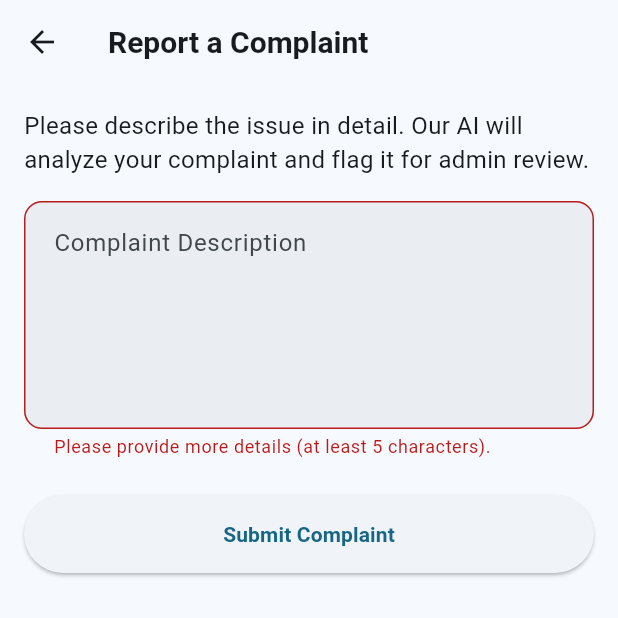
After one commit to NemetronStrike/COOPSERVE, a Flutter app: the ComplaintCreateScreen screen opened by its route, after a tap on "Submit Complaint", on a phone screen of 412 x 824 dp, the top half of it. The commit adds this screen. Run offline on Flutter 3.47's test engine with Material 3 defaults, Android fonts, the phone set to English and light mode, and no system bars; our stand-ins replace shared_preferences; accounts and stored records are empty; network calls fail.

Commit message:
Implement Gemini-assisted complaint classification

```diff
--- a/mobile/lib/features/admin/admin_screen.dart
+++ b/mobile/lib/features/admin/admin_screen.dart
@@ -114,6 +114,18 @@ class _AdminScreenState extends State<AdminScreen> {
             ],
           ),
         ),
+        const SizedBox(height: AppSpacing.sm),
+        AppCardOutlined(
+          onTap: () => Navigator.pushNamed(context, '/admin/complaints'),
+          child: const Row(
+            children: [
+              Icon(Icons.report_problem_rounded),
+              SizedBox(width: AppSpacing.md),
+              Expanded(child: Text('Complaints Review')),
+              Icon(Icons.chevron_right_rounded),
+            ],
+          ),
+        ),
       ],
     );
   }
--- /dev/null
+++ b/mobile/lib/features/customer/complaint_create_screen.dart
@@ -0,0 +1,173 @@
+import 'package:flutter/material.dart';
+import '../../models/complaint_models.dart';
+import '../../services/complaint_service.dart';
+
+class ComplaintCreateScreen extends StatefulWidget {
+  final int? bookingId;
+  const ComplaintCreateScreen({super.key, this.bookingId});
+
+  @override
+  State<ComplaintCreateScreen> createState() => _ComplaintCreateScreenState();
+}
+
+class _ComplaintCreateScreenState extends State<ComplaintCreateScreen> {
+  final _formKey = GlobalKey<FormState>();
+  final _descriptionController = TextEditingController();
+  final _complaintService = ComplaintService();
+  bool _isLoading = false;
+  Complaint? _result;
+  String? _error;
+
+  Future<void> _submit() async {
+    if (!_formKey.currentState!.validate()) return;
+
+    setState(() {
+      _isLoading = true;
+      _error = null;
+      _result = null;
+    });
+
+    try {
+      final complaint = await _complaintService.createComplaint(
+        _descriptionController.text.trim(),
+        bookingId: widget.bookingId,
+      );
+      setState(() {
+        _result = complaint;
+      });
+    } catch (e) {
+      setState(() {
+        _error = e.toString();
+      });
+    } finally {
+      setState(() {
+        _isLoading = false;
+      });
+    }
+  }
+
+  @override
+  Widget build(BuildContext context) {
+    return Scaffold(
+      appBar: AppBar(title: const Text('Report a Complaint')),
+      body: SingleChildScrollView(
+        padding: const EdgeInsets.all(16.0),
+        child: Column(
+          crossAxisAlignment: CrossAxisAlignment.stretch,
+          children: [
+            if (_result != null)
+              _buildSuccessResult()
+            else ...[
+              const Text(
+                'Please describe the issue in detail. Our AI will analyze your complaint and flag it for admin review.',
+                style: TextStyle(fontSize: 16),
+              ),
+              const SizedBox(height: 16),
+              Form(
+                key: _formKey,
+                child: TextFormField(
+                  controller: _descriptionController,
+                  maxLines: 5,
+                  decoration: const InputDecoration(
+                    labelText: 'Complaint Description',
+                    border: OutlineInputBorder(),
+                    alignLabelWithHint: true,
+                  ),
+                  validator: (value) {
+                    if (value == null || value.trim().length < 5) {
+                      return 'Please provide more details (at least 5 characters).';
+                    }
+                    return null;
+                  },
+                ),
+              ),
+              const SizedBox(height: 24),
+              if (_error != null)
+                Padding(
+                  padding: const EdgeInsets.only(bottom: 16.0),
+                  child: Text(
+                    _error!,
+                    style: TextStyle(color: Theme.of(context).colorScheme.error),
+                  ),
+                ),
+              ElevatedButton(
+                onPressed: _isLoading ? null : _submit,
+                style: ElevatedButton.styleFrom(
+                  padding: const EdgeInsets.symmetric(vertical: 16),
+                ),
+                child: _isLoading
+                    ? const SizedBox(
+                        height: 20,
+                        width: 20,
+                        child: CircularProgressIndicator(strokeWidth: 2),
+                      )
+                    : const Text('Submit Complaint'),
+              ),
+            ]
+          ],
+        ),
+      ),
+    );
+  }
+
+  Widget _buildSuccessResult() {
+    final complaint = _result!;
+    return Card(
+      elevation: 2,
+      child: Padding(
+        padding: const EdgeInsets.all(16.0),
+        child: Column(
+          crossAxisAlignment: CrossAxisAlignment.start,
+          children: [
+            Row(
+              children: [
+                const Icon(Icons.check_circle, color: Colors.green, size: 32),
+                const SizedBox(width: 8),
+                Expanded(
+                  child: Text(
+                    'Complaint Submitted Successfully',
+                    style: Theme.of(context).textTheme.titleLarge,
+                  ),
+                ),
+              ],
+            ),
+            const Divider(height: 32),
+            const Text('AI Classification Result', style: TextStyle(fontWeight: FontWeight.bold)),
+            const SizedBox(height: 8),
+            _buildResultRow('Category', complaint.category),
+            _buildResultRow('Severity', complaint.severity ?? 'N/A'),
+            _buildResultRow('Urgency', complaint.urgency ?? 'N/A'),
+            if (complaint.summary != null) ...[
+              const SizedBox(height: 8),
+              const Text('Summary:', style: TextStyle(fontWeight: FontWeight.bold)),
+              Text(complaint.summary!),
+            ],
+            const SizedBox(height: 24),
+            SizedBox(
+              width: double.infinity,
+              child: OutlinedButton(
+                onPressed: () {
+                  Navigator.of(context).pop();
+                },
+                child: const Text('Return to Dashboard'),
+              ),
+            ),
+          ],
+        ),
+      ),
+    );
+  }
+
+  Widget _buildResultRow(String label, String value) {
+    return Padding(
+      padding: const EdgeInsets.symmetric(vertical: 4.0),
+      child: Row(
+        mainAxisAlignment: MainAxisAlignment.spaceBetween,
+        children: [
+          Text(label, style: const TextStyle(color: Colors.grey)),
+          Text(value.toUpperCase(), style: const TextStyle(fontWeight: FontWeight.w500)),
+        ],
+      ),
+    );
+  }
+}
--- /dev/null
+++ b/mobile/lib/models/complaint_models.dart
@@ -0,0 +1,55 @@
+class Complaint {
+  final int id;
+  final int complainantId;
+  final int? bookingId;
+  final String category;
+  final String description;
+  final String status;
+  final String? resolutionNotes;
+  final int? assignedAdminId;
+  final String? severity;
+  final String? urgency;
+  final String? summary;
+  final String? suggestedAction;
+  final String? classificationSource;
+  final DateTime createdAt;
+  final DateTime updatedAt;
+
+  Complaint({
+    required this.id,
+    required this.complainantId,
+    this.bookingId,
+    required this.category,
+    required this.description,
+    required this.status,
+    this.resolutionNotes,
+    this.assignedAdminId,
+    this.severity,
+    this.urgency,
+    this.summary,
+    this.suggestedAction,
+    this.classificationSource,
+    required this.createdAt,
+    required this.updatedAt,
+  });
+
+  factory Complaint.fromJson(Map<String, dynamic> json) {
+    return Complaint(
+      id: json['id'],
+      complainantId: json['complainant_id'],
+      bookingId: json['booking_id'],
+      category: json['category'],
+      description: json['description'],
+      status: json['status'],
+      resolutionNotes: json['resolution_notes'],
+      assignedAdminId: json['assigned_admin_id'],
+      severity: json['severity'],
+      urgency: json['urgency'],
+      summary: json['summary'],
+      suggestedAction: json['suggested_action'],
+      classificationSource: json['classification_source'],
+      createdAt: DateTime.parse(json['created_at']),
+      updatedAt: DateTime.parse(json['updated_at']),
+    );
+  }
+}
--- a/mobile/lib/navigation/app_router.dart
+++ b/mobile/lib/navigation/app_router.dart
@@ -21,6 +21,9 @@ import '../features/admin/admin_screen.dart';
 import '../features/admin/admin_workers_screen.dart';
 import '../features/admin/admin_forecasting_screen.dart';
 import '../features/notifications/notifications_screen.dart';
+import '../features/customer/complaint_create_screen.dart';
+import '../features/customer/customer_complaints_screen.dart';
+import '../features/admin/admin_complaints_screen.dart';
 import '../models/user_role.dart';
 import '../models/booking_models.dart';
 import '../models/payment_confirmation.dart';
@@ -47,7 +50,10 @@ class AppRouter {
   static const String admin = '/admin';
   static const String adminWorkers = '/admin/workers';
   static const String adminForecasting = '/admin/forecasting';
+  static const String adminComplaints = '/admin/complaints';
   static const String notifications = '/notifications';
+  static const String customerComplaints = '/customer/complaints';
+  static const String createComplaint = '/customer/complaints/create';
 
   // ── Route map ──────────────────────────────────────────────────────────────
   static Map<String, WidgetBuilder> get routes => {
@@ -61,7 +67,9 @@ class AppRouter {
     admin: (_) => const AdminScreen(),
     adminWorkers: (_) => AdminWorkersScreen(),
     adminForecasting: (_) => const AdminForecastingScreen(),
+    adminComplaints: (_) => const AdminComplaintsScreen(),
     notifications: (_) => NotificationsScreen(),
+    customerComplaints: (_) => const CustomerComplaintsScreen(),
   };
 
   // ── onGenerateRoute — handles routes that require arguments ────────────────
@@ -157,6 +165,12 @@ class AppRouter {
             workerName: booking.workerName ?? 'your worker',
           ),
         );
+      case createComplaint:
+        final bookingId = settings.arguments as int?;
+        return MaterialPageRoute(
+          settings: settings,
+          builder: (_) => ComplaintCreateScreen(bookingId: bookingId),
+        );
       default:
         return null;
     }
--- /dev/null
+++ b/mobile/lib/services/complaint_service.dart
@@ -0,0 +1,100 @@
+import 'dart:convert';
+import 'package:http/http.dart' as http;
+import '../models/complaint_models.dart';
+import 'auth_service.dart';
+import '../config/app_config.dart';
+
+class ComplaintService {
+  final AuthService _authService = AuthService();
+
+  Future<Complaint> createComplaint(String description, {int? bookingId}) async {
+    final token = await _authService.getToken();
+    if (token == null) throw Exception('Not authenticated');
+
+    final Map<String, dynamic> body = {
+      'description': description,
+      'category': 'other', // API expects a category in ComplaintCreate. We provide a default one. Or maybe backend ignores it if AI classifies it? Wait, ComplaintCreate extends ComplaintBase which requires category. Let's send 'other' as default.
+    };
+    if (bookingId != null) {
+      body['booking_id'] = bookingId;
+    }
+
+    final response = await http.post(
+      Uri.parse('${AppConfig.apiBaseUrl}/complaints/'),
+      headers: {
+        'Content-Type': 'application/json',
+        'Authorization': 'Bearer $token',
+      },
+      body: jsonEncode(body),
+    );
+
+    if (response.statusCode == 201) {
+      return Complaint.fromJson(jsonDecode(response.body));
+    } else {
+      throw Exception('Failed to create complaint: ${response.body}');
+    }
+  }
+
+  Future<List<Complaint>> getCustomerComplaints() async {
+    final token = await _authService.getToken();
+    if (token == null) throw Exception('Not authenticated');
+
+    final response = await http.get(
+      Uri.parse('${AppConfig.apiBaseUrl}/complaints/customer'),
+      headers: {
+        'Authorization': 'Bearer $token',
+      },
+    );
+
+    if (response.statusCode == 200) {
+      final List<dynamic> data = jsonDecode(response.body);
+      return data.map((json) => Complaint.fromJson(json)).toList();
+    } else {
+      throw Exception('Failed to load customer complaints');
+    }
+  }
+
+  Future<List<Complaint>> getAdminComplaints() async {
+    final token = await _authService.getToken();
+    if (token == null) throw Exception('Not authenticated');
+
+    final response = await http.get(
+      Uri.parse('${AppConfig.apiBaseUrl}/complaints/admin'),
+      headers: {
+        'Authorization': 'Bearer $token',
+      },
+    );
+
+    if (response.statusCode == 200) {
+      final List<dynamic> data = jsonDecode(response.body);
+      return data.map((json) => Complaint.fromJson(json)).toList();
+    } else {
+      throw Exception('Failed to load admin complaints');
+    }
+  }
+
+  Future<Complaint> updateComplaintStatus(int complaintId, String status, {String? resolutionNotes}) async {
+    final token = await _authService.getToken();
+    if (token == null) throw Exception('Not authenticated');
+
+    final Map<String, dynamic> body = {'status': status};
+    if (resolutionNotes != null) {
+      body['resolution_notes'] = resolutionNotes;
+    }
+
+    final response = await http.patch(
+      Uri.parse('${AppConfig.apiBaseUrl}/complaints/admin/$complaintId/status'),
+      headers: {
+        'Content-Type': 'application/json',
+        'Authorization': 'Bearer $token',
+      },
+      body: jsonEncode(body),
+    );
+
+    if (response.statusCode == 200) {
+      return Complaint.fromJson(jsonDecode(response.body));
+    } else {
+      throw Exception('Failed to update complaint status');
+    }
+  }
+}
```
Also changed, not shown: mobile/lib/features/admin/admin_complaints_screen.dart (added, +158 -0 lines), mobile/lib/features/customer/booking_details_screen.dart (+11 -0 lines), mobile/lib/features/customer/customer_complaints_screen.dart (added, +157 -0 lines), mobile/lib/features/customer/customer_screen.dart (+25 -0 lines), 9 other files.
